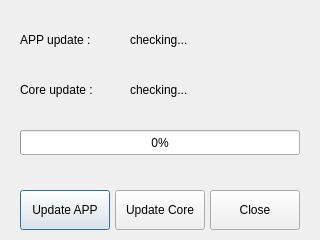
This is app/ui/update_dialog.ui in ingbyr/vdm as Qt 5 draws it before an edit. The edited form follows.
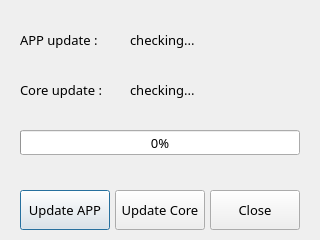
This is the edited form.

```diff
--- a/app/ui/update_dialog.ui
+++ b/app/ui/update_dialog.ui
@@ -10,6 +10,12 @@
     <height>240</height>
    </rect>
   </property>
+  <property name="font">
+   <font>
+    <family>Century Gothic</family>
+    <pointsize>10</pointsize>
+   </font>
+  </property>
   <property name="windowTitle">
    <string>Dialog</string>
   </property>
```
